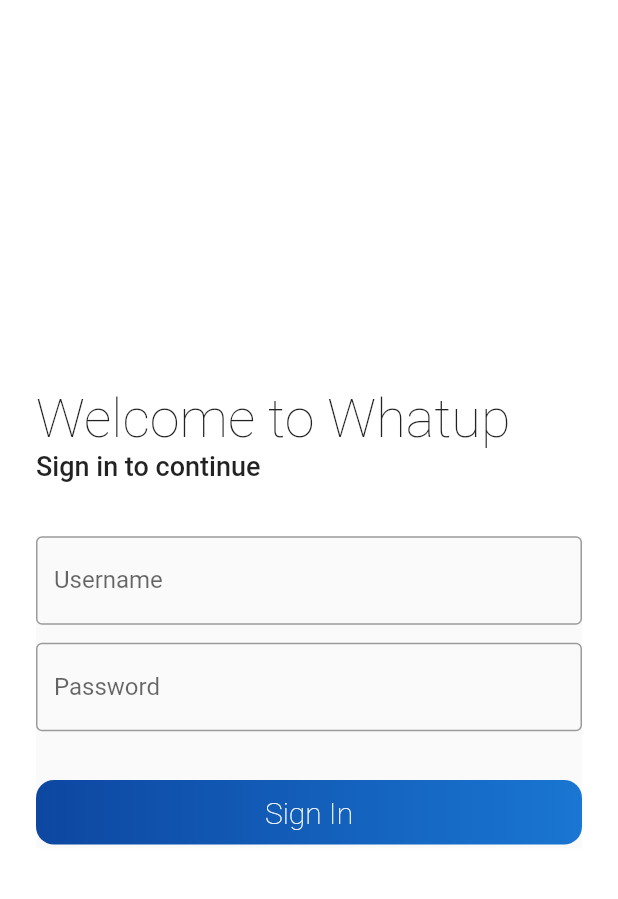
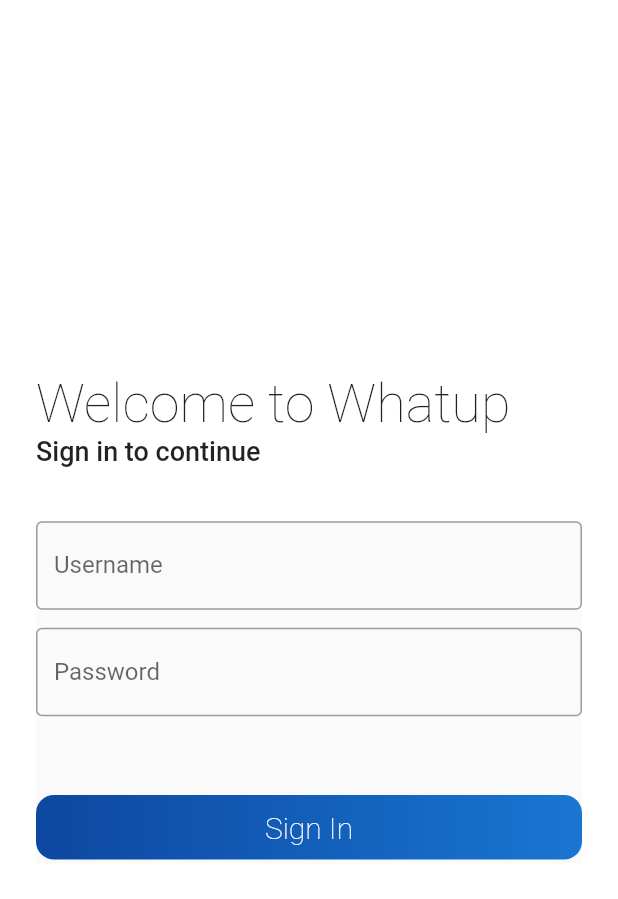
Before and after one commit to FleeToday/whatup, a Flutter app: the screen it shows after launch, on a phone screen of 412 x 824 dp. Shown: the top 899 px of the screen. Run offline on Flutter 3.47's test engine with Material 2 defaults, Android fonts, the phone set to English and light mode, and no system bars; our stand-ins replace bloc, cloud_firestore, equatable, firebase_auth, flutter_bloc, google_maps_flutter; accounts and stored records are empty.

Commit message:
handle login error

```diff
--- a/lib/screens/LoginScreen/LoginScreen.dart
+++ b/lib/screens/LoginScreen/LoginScreen.dart
@@ -94,7 +94,7 @@ class _LoginModuleState extends State<LoginModule> {
           passwordController: _passwordController,
           state: state,
           onSignInButtonPress: _onSignInButtonPress,
-          errMsg: (state is LoginFailure) ? "Login Failure" : "",
+          errMsg: (state is LoginFailure) ? state.errMsg : "",
         );
       },
     ));
@@ -188,9 +188,11 @@ class LoginForm extends StatelessWidget {
             },
           ),
           Container(
-            height: 30,
+            height: 50,
             child: Center(
-              child: Text(_errMsg,),
+              child: Text(
+                _errMsg,
+              ),
             ),
           ),
           FlatButton(
--- a/lib/screens/LoginScreen/bloc/login_bloc.dart
+++ b/lib/screens/LoginScreen/bloc/login_bloc.dart
@@ -1,4 +1,5 @@
 import 'package:bloc/bloc.dart';
+import 'package:firebase_auth/firebase_auth.dart';
 import 'package:whatup/resources/Repository.dart';
 import 'package:whatup/screens/LoginScreen/bloc/login_event.dart';
 import 'package:whatup/screens/LoginScreen/bloc/login_state.dart';
@@ -33,7 +34,7 @@ class LoginBloc extends Bloc<LoginEvent, LoginState> {
       await repo.signIn(email, password);
       yield LoginSuccess();
     } catch (_) {
-      yield LoginFailure();
+      yield LoginFailure(_.message);
     }
   }
 }
--- a/lib/screens/LoginScreen/bloc/login_state.dart
+++ b/lib/screens/LoginScreen/bloc/login_state.dart
@@ -32,5 +32,7 @@ class LoginSuccess extends LoginState {
 }
 
 class LoginFailure extends LoginState {
-  const LoginFailure() : super(true, true, true, false, true);
+  final String errMsg;
+
+  const LoginFailure(this.errMsg) : super(true, true, true, false, true);
 }
```
